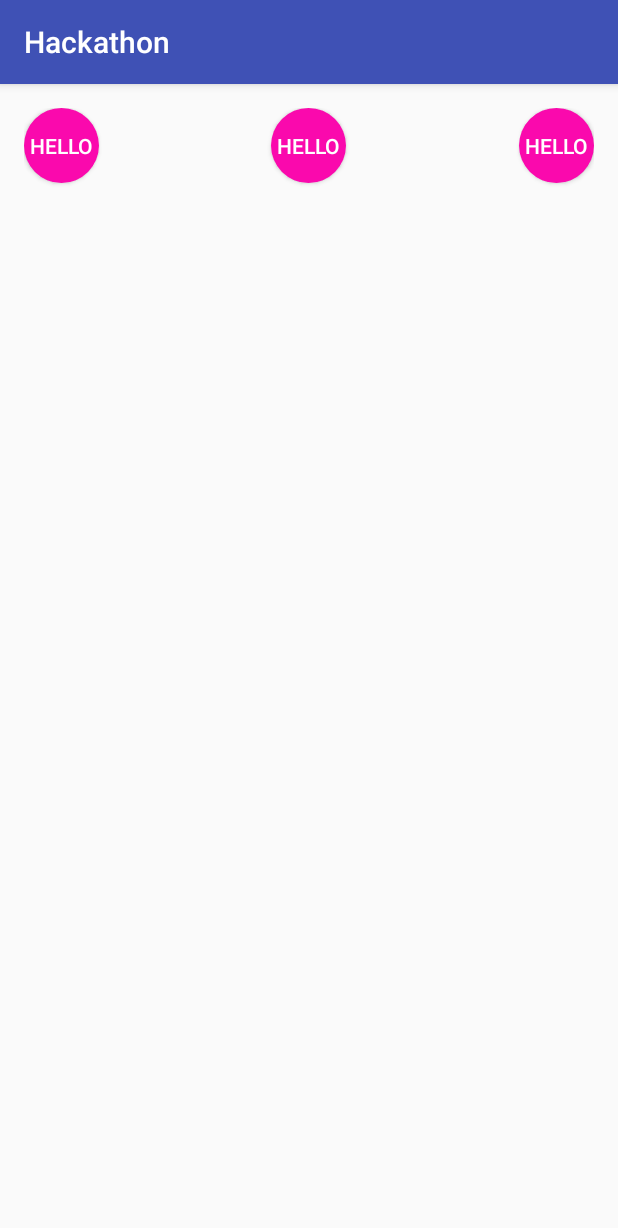
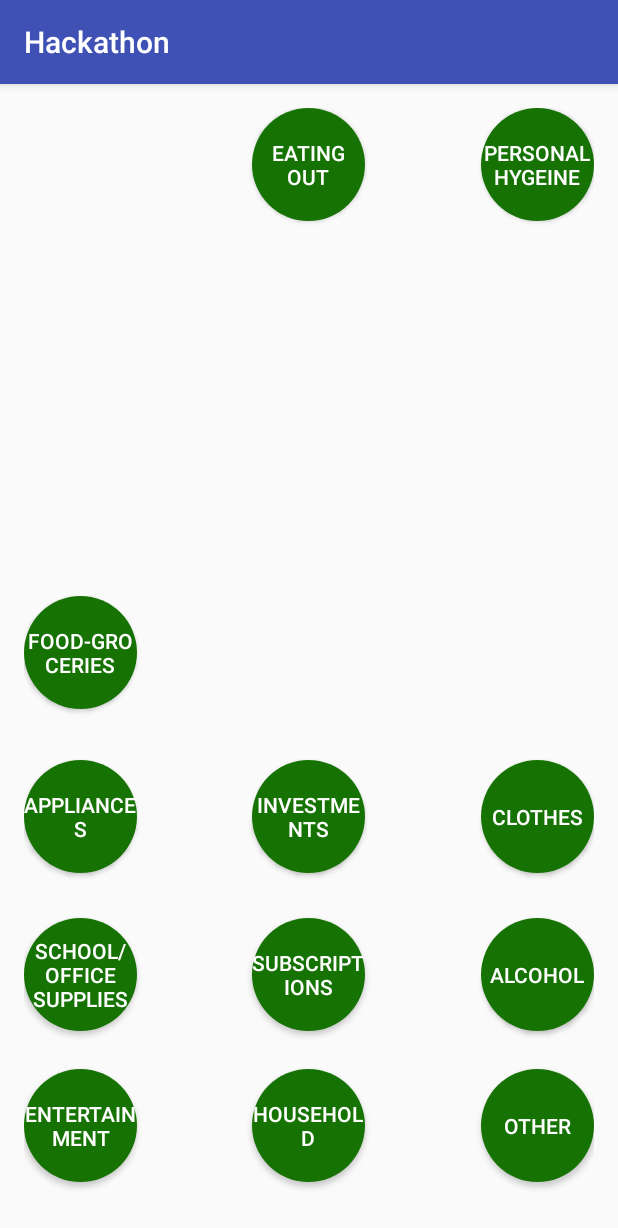
Before and after one commit to purihm/Hackathon, an Android app: the BubblePicker screen opened directly, with no data from a screen before it, on a phone screen of 412 x 824 dp. Shown: the top 1228 px of the screen. Run offline under Robolectric (Android 15) with nearby library versions, the phone set to English and light mode, and no system bars.

Commit message:
ButtonPicker2

```diff
--- a/app/src/main/java/com/example/hunai/hackathon/BubblePicker.java
+++ b/app/src/main/java/com/example/hunai/hackathon/BubblePicker.java
@@ -2,12 +2,71 @@ package com.example.hunai.hackathon;
 
 import android.support.v7.app.AppCompatActivity;
 import android.os.Bundle;
+import android.view.View;
+import android.widget.Button;
 
-public class BubblePicker extends AppCompatActivity {
+public class BubblePicker extends AppCompatActivity implements View.OnClickListener{
 
     @Override
     protected void onCreate(Bundle savedInstanceState) {
         super.onCreate(savedInstanceState);
         setContentView(R.layout.activity_bubble_picker);
+
+        Button one =(Button) findViewById(R.id.button1);
+        one.setOnClickListener(this);
+        Button two =(Button) findViewById(R.id.button2);
+        two.setOnClickListener(this);
+        Button three =(Button) findViewById(R.id.button3);
+        three.setOnClickListener(this);
+        Button four =(Button) findViewById(R.id.button4);
+        four.setOnClickListener(this);
+        Button five =(Button) findViewById(R.id.button5);
+        five.setOnClickListener(this);
+        Button six =(Button) findViewById(R.id.button6);
+        six.setOnClickListener(this);
+        Button seven =(Button) findViewById(R.id.button7);
+        seven.setOnClickListener(this);
+        Button eight =(Button) findViewById(R.id.button8);
+        eight.setOnClickListener(this);
+        Button nine =(Button) findViewById(R.id.button9);
+        nine.setOnClickListener(this);
+        Button ten =(Button) findViewById(R.id.button10);
+        ten.setOnClickListener(this);
+        Button eleven =(Button) findViewById(R.id.button11);
+        eleven.setOnClickListener(this);
+        Button twelve =(Button) findViewById(R.id.button12);
+        twelve.setOnClickListener(this);
+    }
+
+    @Override
+    public void onClick(View v) {
+        switch (v.getId()) {
+            case R.id.button1:
+                break;
+            case R.id.button2:
+                break;
+            case R.id.button3:
+                break;
+            case R.id.button4:
+                break;
+            case R.id.button5:
+                break;
+            case R.id.button6:
+                break;
+            case R.id.button7:
+                break;
+            case R.id.button8:
+                break;
+            case R.id.button9:
+                break;
+            case R.id.button10:
+                break;
+            case R.id.button11:
+                break;
+            case R.id.button12:
+                break;
+            default:
+                break;
+        }
     }
 }
--- a/app/src/main/res/drawable/round_button.xml
+++ b/app/src/main/res/drawable/round_button.xml
@@ -2,12 +2,12 @@
 <selector xmlns:android="http://schemas.android.com/apk/res/android">
     <item android:state_pressed="false">
         <shape android:shape="oval">
-            <solid android:color="#fa09ad"/>
+            <solid android:color="#167303"/>
         </shape>
     </item>
     <item android:state_pressed="true">
         <shape android:shape="oval">
-            <solid android:color="#000000"/>
+            <solid android:color="#e2ead8"/>
         </shape>
     </item>
 </selector>
--- a/app/src/main/res/layout/activity_bubble_picker.xml
+++ b/app/src/main/res/layout/activity_bubble_picker.xml
@@ -8,32 +8,128 @@
     tools:context="com.example.hunai.hackathon.BubblePicker">
 
     <Button
-        android:id="@+id/button"
-        android:layout_width="50dp"
-        android:layout_height="50dp"
+        android:id="@+id/button1"
+        android:layout_width="75dp"
+        android:layout_height="75dp"
         android:background="@drawable/round_button"
         android:gravity="center_vertical|center_horizontal"
-        android:text="hello"
-        android:textColor="#fff" />
+        android:text="Food-Groceries"
+        android:textColor="#fff"
+        android:layout_marginBottom="34dp"
+        android:layout_above="@+id/button12"
+        android:layout_alignParentStart="true" />
     <Button
         android:id="@+id/button2"
-        android:layout_width="50dp"
-        android:layout_height="50dp"
+        android:layout_width="75dp"
+        android:layout_height="75dp"
         android:background="@drawable/round_button"
         android:gravity="center_vertical|center_horizontal"
-        android:text="hello"
+        android:text="Eating Out"
         android:textColor="#fff"
-        android:layout_alignParentTop="true"
+        android:layout_alignTop="@+id/button"
         android:layout_centerHorizontal="true" />
     <Button
         android:id="@+id/button3"
-        android:layout_width="50dp"
-        android:layout_height="50dp"
+        android:layout_width="75dp"
+        android:layout_height="75dp"
         android:background="@drawable/round_button"
         android:gravity="center_vertical|center_horizontal"
-        android:text="hello"
+        android:text="Personal Hygeine"
         android:textColor="#fff"
-        android:layout_alignParentTop="true"
+        android:layout_alignTop="@+id/button2"
         android:layout_alignParentEnd="true" />
+    <Button
+        android:id="@+id/button4"
+        android:layout_width="75dp"
+        android:layout_height="75dp"
+        android:background="@drawable/round_button"
+        android:gravity="center_vertical|center_horizontal"
+        android:text="Other"
+        android:textColor="#fff"
+        android:layout_alignTop="@+id/button5"
+        android:layout_alignStart="@+id/button7" />
+    <Button
+        android:id="@+id/button5"
+        android:layout_width="75dp"
+        android:layout_height="75dp"
+        android:background="@drawable/round_button"
+        android:gravity="center_vertical|center_horizontal"
+        android:text="Household"
+        android:textColor="#fff"
+        android:layout_alignTop="@+id/button6"
+        android:layout_alignStart="@+id/button8" />
+    <Button
+        android:id="@+id/button6"
+        android:layout_width="75dp"
+        android:layout_height="75dp"
+        android:background="@drawable/round_button"
+        android:gravity="center_vertical|center_horizontal"
+        android:text="Entertainment"
+        android:textColor="#fff"
+        android:layout_marginBottom="20dp"
+        android:layout_alignParentBottom="true"
+        android:layout_alignParentStart="true" />
+    <Button
+        android:id="@+id/button7"
+        android:layout_width="75dp"
+        android:layout_height="75dp"
+        android:background="@drawable/round_button"
+        android:gravity="center_vertical|center_horizontal"
+        android:text="Alcohol"
+        android:textColor="#fff"
+        android:layout_alignTop="@+id/button8"
+        android:layout_alignStart="@+id/button10" />
+    <Button
+        android:id="@+id/button8"
+        android:layout_width="75dp"
+        android:layout_height="75dp"
+        android:background="@drawable/round_button"
+        android:gravity="center_vertical|center_horizontal"
+        android:text="Subscriptions"
+        android:textColor="#fff"
+        android:layout_alignTop="@+id/button9"
+        android:layout_alignStart="@+id/button11" />
+    <Button
+        android:id="@+id/button9"
+        android:layout_width="75dp"
+        android:layout_height="75dp"
+        android:background="@drawable/round_button"
+        android:gravity="center_vertical|center_horizontal"
+        android:text="School/Office Supplies"
+        android:textColor="#fff"
+        android:layout_marginBottom="25dp"
+        android:layout_above="@+id/button6"
+        android:layout_alignParentStart="true" />
+    <Button
+        android:id="@+id/button10"
+        android:layout_width="75dp"
+        android:layout_height="75dp"
+        android:background="@drawable/round_button"
+        android:gravity="center_vertical|center_horizontal"
+        android:text="Clothes"
+        android:textColor="#fff"
+        android:layout_alignTop="@+id/button11"
+        android:layout_alignStart="@+id/button3" />
+    <Button
+        android:id="@+id/button11"
+        android:layout_width="75dp"
+        android:layout_height="75dp"
+        android:background="@drawable/round_button"
+        android:gravity="center_vertical|center_horizontal"
+        android:text="Investments"
+        android:textColor="#fff"
+        android:layout_alignTop="@+id/button12"
+        android:layout_alignStart="@+id/button2" />
+    <Button
+        android:id="@+id/button12"
+        android:layout_width="75dp"
+        android:layout_height="75dp"
+        android:background="@drawable/round_button"
+        android:gravity="center_vertical|center_horizontal"
+        android:text="Appliances"
+        android:textColor="#fff"
+        android:layout_marginBottom="30dp"
+        android:layout_above="@+id/button9"
+        android:layout_alignParentStart="true" />
 
 </RelativeLayout>
```
